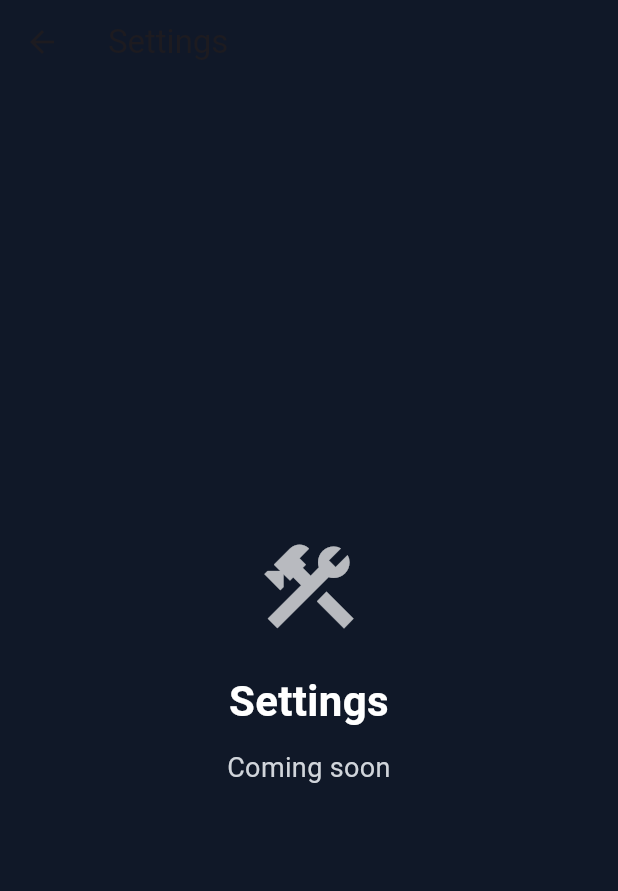
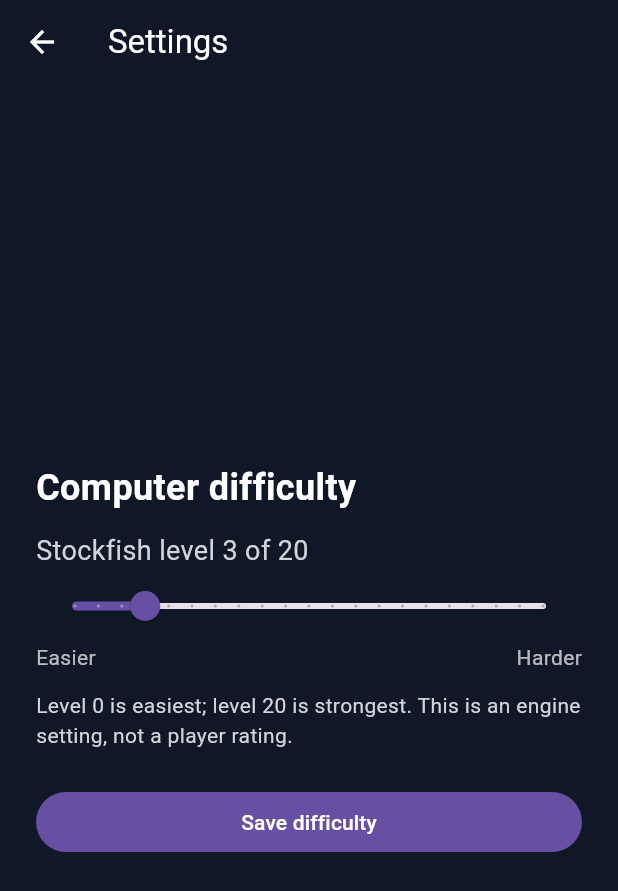
Before and after one commit to rayjul/checkmate_crew, a Flutter app: the screen it shows after launch, after a tap on "Settings", on a phone screen of 412 x 824 dp. Shown: the top 891 px of the screen. Run offline on Flutter 3.47's test engine with Material 3 defaults, Android fonts, the phone set to English and light mode, and no system bars; missing offline and left inert: chess, dart:js_interop, simple_chess_board.

Commit message:
Add Stockfish difficulty slider

```diff
--- a/lib/game/game_controller.dart
+++ b/lib/game/game_controller.dart
@@ -5,12 +5,15 @@
 
 /// Holds the game and tells the screen when something changes.
 class GameController extends ChangeNotifier {
-  GameController({this.vsComputer = false}) {
-    if (vsComputer) _engine.start(skillLevel: 3);
+  GameController({this.vsComputer = false, this.skillLevel = 3}) {
+    if (vsComputer) _engine.start(skillLevel: skillLevel);
   }
 
   /// True when Black is played by the computer.
   final bool vsComputer;
+
+  /// Stockfish skill setting, from 0 (easiest) to 20 (strongest).
+  final int skillLevel;
   bool isThinking = false;
   bool _disposed = false;
   int _generation = 0;
@@ -70,7 +73,7 @@
     notifyListeners();
     final generation = _generation;
     try {
-      await _engine.start(skillLevel: 3);
+      await _engine.start(skillLevel: skillLevel);
       final move = await _engine.bestMove(fen);
       if (!_disposed && generation == _generation && !isGameOver) {
         playUciMove(move);
--- a/lib/screens/game_screen.dart
+++ b/lib/screens/game_screen.dart
@@ -5,17 +5,23 @@
 import '../widgets/game_over_dialog.dart';
 
 class GameScreen extends StatefulWidget {
-  const GameScreen({super.key, this.vsComputer = false});
+  const GameScreen({super.key, this.vsComputer = false, this.skillLevel = 3});
 
   /// True when Black is played by the computer.
   final bool vsComputer;
+
+  /// Stockfish skill setting, from 0 (easiest) to 20 (strongest).
+  final int skillLevel;
 
   @override
   State<GameScreen> createState() => _GameScreenState();
 }
 
 class _GameScreenState extends State<GameScreen> {
-  late final _game = GameController(vsComputer: widget.vsComputer);
+  late final _game = GameController(
+    vsComputer: widget.vsComputer,
+    skillLevel: widget.skillLevel,
+  );
 
   @override
   void dispose() {
@@ -101,10 +107,7 @@
           children: [
             Padding(
               padding: const EdgeInsets.all(12),
-              child: Text(
-                _game.status,
-                style: const TextStyle(fontSize: 20),
-              ),
+              child: Text(_game.status, style: const TextStyle(fontSize: 20)),
             ),
             Expanded(
               child: Center(
@@ -121,9 +124,9 @@
                     onPromote: () async => PieceType.queen,
                     onPromotionCommited:
                         ({required moveDone, required pieceType}) {
-                      moveDone.promotion = pieceType;
-                      _onMove(move: moveDone);
-                    },
+                          moveDone.promotion = pieceType;
+                          _onMove(move: moveDone);
+                        },
                     onTap: ({required cellCoordinate}) {},
                     chessBoardColors: ChessBoardColors(),
                     cellHighlights: const {},
--- a/lib/screens/main_menu_screen.dart
+++ b/lib/screens/main_menu_screen.dart
@@ -4,8 +4,15 @@
 
 import 'game_screen.dart';
 
-class MainMenuScreen extends StatelessWidget {
+class MainMenuScreen extends StatefulWidget {
   const MainMenuScreen({super.key});
+
+  @override
+  State<MainMenuScreen> createState() => _MainMenuScreenState();
+}
+
+class _MainMenuScreenState extends State<MainMenuScreen> {
+  int _skillLevel = 3;
 
   void _playMenuSound() {
     if (!kIsWeb) {
@@ -14,9 +21,7 @@
   }
 
   void _openScreen(BuildContext context, Widget screen) {
-    Navigator.of(context).push(
-      MaterialPageRoute<void>(builder: (_) => screen),
-    );
+    Navigator.of(context).push(MaterialPageRoute<void>(builder: (_) => screen));
   }
 
   void _handleExit() {
@@ -36,7 +41,7 @@
         backgroundColor: const Color(0xFF0EA5E9),
         onPressed: (ctx) => _openScreen(
           ctx,
-          const GameScreen(vsComputer: true),
+          GameScreen(vsComputer: true, skillLevel: _skillLevel),
         ),
       ),
       _MenuOptionData(
@@ -68,7 +73,10 @@
         backgroundColor: const Color(0xFF64748B),
         onPressed: (ctx) => _openScreen(
           ctx,
-          const _ComingSoonScreen(title: 'Settings'),
+          _DifficultySettingsScreen(
+            skillLevel: _skillLevel,
+            onSave: (skillLevel) => setState(() => _skillLevel = skillLevel),
+          ),
         ),
       ),
       _MenuOptionData(
@@ -104,10 +112,7 @@
                     const Text(
                       'Choose your match',
                       textAlign: TextAlign.center,
-                      style: TextStyle(
-                        color: Color(0xFFD1D5DB),
-                        fontSize: 18,
-                      ),
+                      style: TextStyle(color: Color(0xFFD1D5DB), fontSize: 18),
                     ),
                     const SizedBox(height: 28),
                     ...menuOptions.map((option) {
@@ -164,6 +169,100 @@
   final void Function(BuildContext context) onPressed;
 }
 
+class _DifficultySettingsScreen extends StatefulWidget {
+  const _DifficultySettingsScreen({
+    required this.skillLevel,
+    required this.onSave,
+  });
+
+  final int skillLevel;
+  final ValueChanged<int> onSave;
+
+  @override
+  State<_DifficultySettingsScreen> createState() =>
+      _DifficultySettingsScreenState();
+}
+
+class _DifficultySettingsScreenState extends State<_DifficultySettingsScreen> {
+  late int _skillLevel = widget.skillLevel;
+
+  @override
+  Widget build(BuildContext context) {
+    return Scaffold(
+      backgroundColor: const Color(0xFF101828),
+      appBar: AppBar(
+        backgroundColor: const Color(0xFF101828),
+        foregroundColor: Colors.white,
+        title: const Text('Settings'),
+      ),
+      body: SafeArea(
+        child: Center(
+          child: SingleChildScrollView(
+            padding: const EdgeInsets.all(24),
+            child: ConstrainedBox(
+              constraints: const BoxConstraints(maxWidth: 520),
+              child: Column(
+                crossAxisAlignment: CrossAxisAlignment.stretch,
+                children: [
+                  const Text(
+                    'Computer difficulty',
+                    style: TextStyle(
+                      color: Colors.white,
+                      fontSize: 24,
+                      fontWeight: FontWeight.w700,
+                    ),
+                  ),
+                  const SizedBox(height: 12),
+                  Text(
+                    'Stockfish level $_skillLevel of 20',
+                    style: const TextStyle(
+                      color: Color(0xFFD1D5DB),
+                      fontSize: 18,
+                    ),
+                  ),
+                  Slider(
+                    value: _skillLevel.toDouble(),
+                    min: 0,
+                    max: 20,
+                    divisions: 20,
+                    label: '$_skillLevel',
+                    semanticFormatterCallback: (value) =>
+                        'Stockfish level ${value.round()} of 20',
+                    onChanged: (value) {
+                      setState(() => _skillLevel = value.round());
+                    },
+                  ),
+                  const Row(
+                    mainAxisAlignment: MainAxisAlignment.spaceBetween,
+                    children: [
+                      Text('Easier', style: TextStyle(color: Colors.white70)),
+                      Text('Harder', style: TextStyle(color: Colors.white70)),
+                    ],
+                  ),
+                  const SizedBox(height: 12),
+                  const Text(
+                    'Level 0 is easiest; level 20 is strongest. This is an '
+                    'engine setting, not a player rating.',
+                    style: TextStyle(color: Color(0xFFD1D5DB)),
+                  ),
+                  const SizedBox(height: 24),
+                  FilledButton(
+                    onPressed: () {
+                      widget.onSave(_skillLevel);
+                      Navigator.of(context).pop();
+                    },
+                    child: const Text('Save difficulty'),
+                  ),
+                ],
+              ),
+            ),
+          ),
+        ),
+      ),
+    );
+  }
+}
+
 class _ComingSoonScreen extends StatelessWidget {
   const _ComingSoonScreen({required this.title});
 
@@ -173,10 +272,7 @@
   Widget build(BuildContext context) {
     return Scaffold(
       backgroundColor: const Color(0xFF101828),
-      appBar: AppBar(
-        backgroundColor: Colors.transparent,
-        title: Text(title),
-      ),
+      appBar: AppBar(backgroundColor: Colors.transparent, title: Text(title)),
       body: Center(
         child: Padding(
           padding: const EdgeInsets.all(24),
@@ -198,10 +294,7 @@
               const Text(
                 'Coming soon',
                 textAlign: TextAlign.center,
-                style: TextStyle(
-                  color: Color(0xFFD1D5DB),
-                  fontSize: 18,
-                ),
+                style: TextStyle(color: Color(0xFFD1D5DB), fontSize: 18),
               ),
             ],
           ),
```
